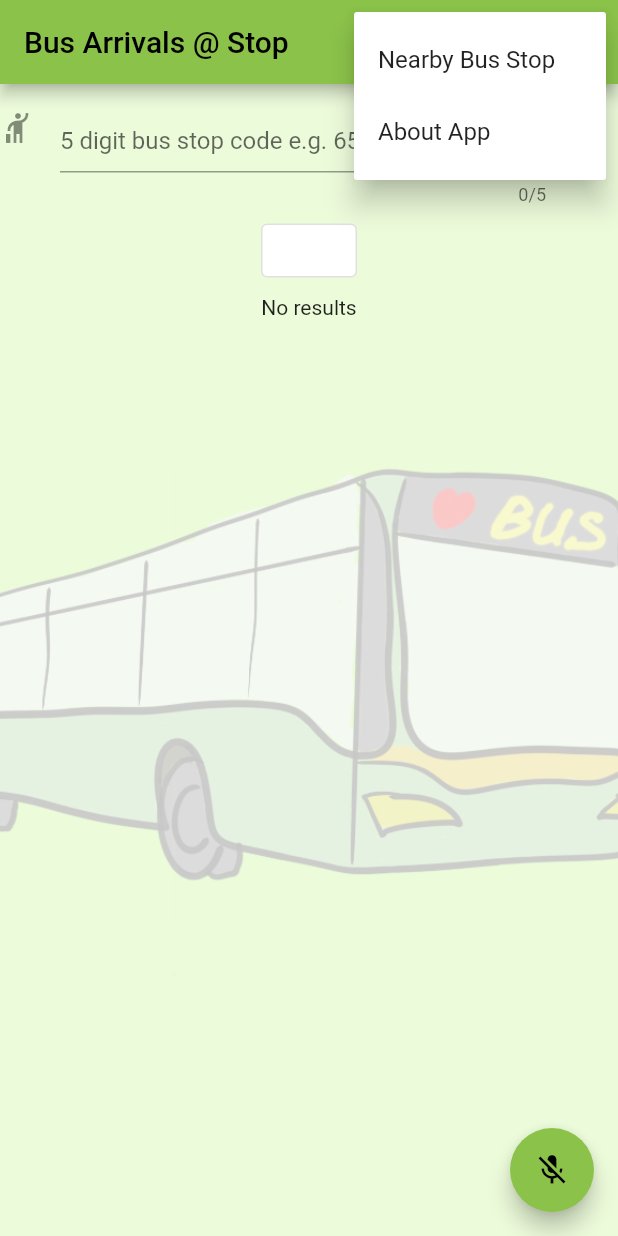
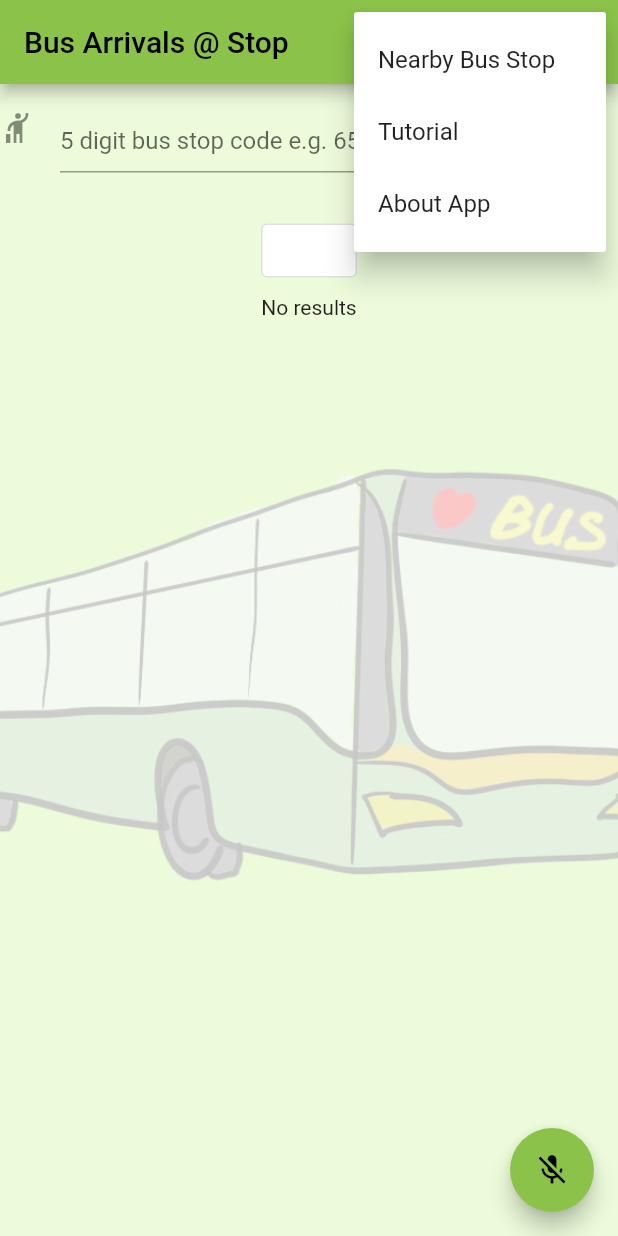
Before and after one commit to mipsmonsta/tokBusArrivals, a Flutter app: the screen it shows after launch, after a tap on the "bookmark" icon, after a tap on the "more vert" icon, on a phone screen of 412 x 824 dp. Run offline on Flutter 3.47's test engine with Material 2 defaults, Android fonts, the phone set to English and light mode, and no system bars; our stand-ins replace bloc, camera, equatable, flutter_bloc, flutter_svg, flutter_tts and 6 more; missing offline and left inert: google_ml_kit, kdtree; accounts and stored records are empty; project files that could hold a hidden picture were left out.

Commit message:
Added tutorial

```diff
--- a/lib/main.dart
+++ b/lib/main.dart
@@ -15,6 +15,7 @@ import 'package:tokbusarrival/cubit/bookMarkCubit.dart';
 import 'package:tokbusarrival/hive/StopsAdapter.dart';
 import 'package:tokbusarrival/presentation/arrivalsMainPage.dart';
 import 'package:tokbusarrival/presentation/speechSettingsPage.dart';
+import 'package:tokbusarrival/presentation/tutorialPage.dart';
 
 import 'presentation/cameraPage.dart';
 import 'package:path/path.dart' as ppath;
@@ -104,6 +105,7 @@ class MyApp extends StatelessWidget {
               ),
           '/settings': (_) => SpeechSettingsPage(),
           '/camera': (_) => CameraPage(cameras: cameras),
+          '/tutorial': (_) => TutorialPage(),
         },
       ),
     );
--- a/lib/presentation/arrivalsMainPage.dart
+++ b/lib/presentation/arrivalsMainPage.dart
@@ -27,7 +27,7 @@ import 'package:tokbusarrival/widget/utilityDialog.dart';
 import '../utility/string_extensions.dart';
 
 // add new types for more pop up menu items
-enum PopUpMenuTypes { nearestBus, about }
+enum PopUpMenuTypes { nearestBus, about, tutorial }
 
 class ArrivalsMainPage extends StatefulWidget {
   ArrivalsMainPage({Key? key}) : super(key: key);
@@ -207,6 +207,9 @@ class _ArrivalsMainPageState extends State<ArrivalsMainPage> {
         case PopUpMenuTypes.about:
           UtilityDialog.showCustomAboutDialog(context);
           break;
+        case PopUpMenuTypes.tutorial:
+          Navigator.of(context).pushNamed('/tutorial');
+          break;
       }
     }
 
@@ -218,9 +221,13 @@ class _ArrivalsMainPageState extends State<ArrivalsMainPage> {
                 value: PopUpMenuTypes.nearestBus,
               ),
               const PopupMenuItem(
+                child: Text('Tutorial'),
+                value: PopUpMenuTypes.tutorial,
+              ),
+              const PopupMenuItem(
                 child: Text('About App'),
                 value: PopUpMenuTypes.about,
-              )
+              ),
             ]);
   }
 
--- a/pubspec.yaml
+++ b/pubspec.yaml
@@ -81,6 +81,10 @@ flutter:
     - assets/images/ic_launcher.png
     - assets/files/bus_stop.json
     - assets/files/bus_stop_meta.json
+    - assets/images/feature_find.png
+    - assets/images/feature_hear.png
+    - assets/images/feature_scan.png
+    - assets/images/feature_speak.png
   #   - images/a_dot_ham.jpeg
 
   # An image asset can refer to one or more resolution-specific "variants", see
```
Also changed, not shown: lib/presentation/tutorialPage.dart (added, +38 -0 lines), lib/widget/utilityDialog.dart (+7 -3 lines), assets/images/feature_find.png (added), assets/images/feature_hear.png (added), assets/images/feature_scan.png (added), assets/images/feature_speak.png (added).
